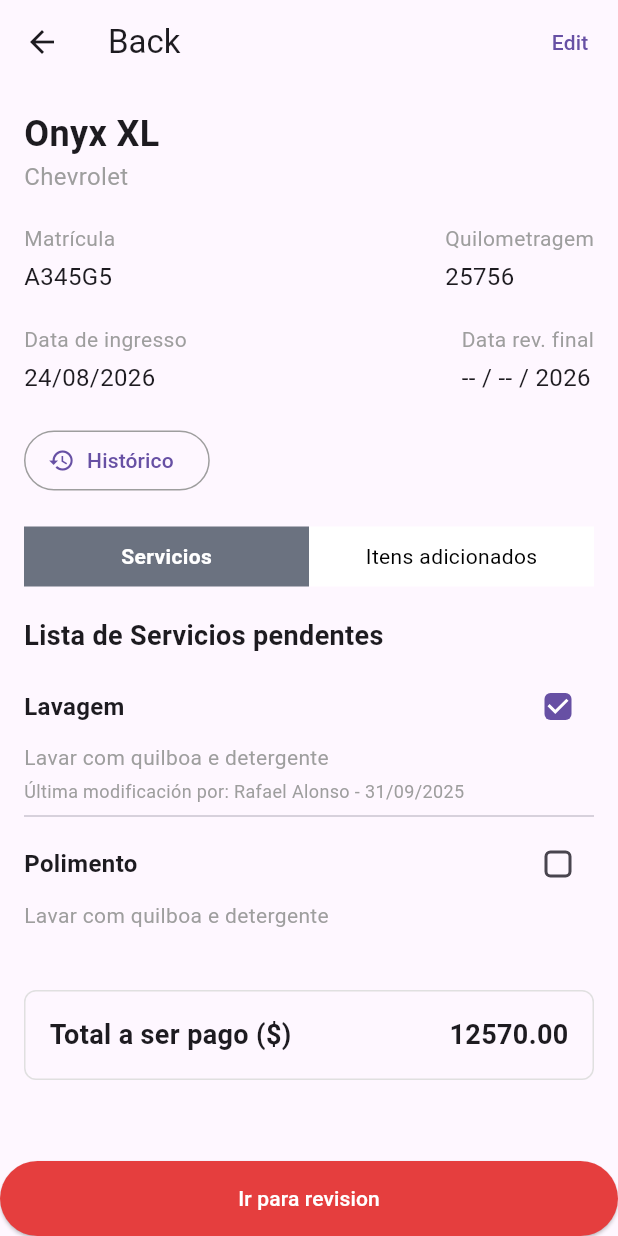
After one commit to jeancariolato/dsa_app_taller, a Flutter app: the DetalhesServicoPage screen opened directly, on a phone screen of 412 x 824 dp. The commit adds this screen. Run offline on Flutter 3.47's test engine with Material 3 defaults, Android fonts, the light colour scheme and no system bars.

Commit message:
inserindo tela de detalhes de atendimento

```diff
--- a/lib/views/homepage.dart
+++ b/lib/views/homepage.dart
@@ -1,4 +1,5 @@
 import 'package:flutter/material.dart';
+import 'tela_detalhes_servico.dart';
 
 class HomePage extends StatefulWidget {
   const HomePage({super.key});
@@ -163,7 +164,14 @@
                 itemCount: _vehicles.length,
                 itemBuilder: (context, index) {
                   final vehicle = _vehicles[index];
-                  return Container(
+                  return GestureDetector(
+                    onTap: () {
+                      Navigator.push(
+                        context,
+                        MaterialPageRoute(builder: (context) => const DetalhesServicoPage()),
+                      );
+                    },
+                    child: Container(
                       margin: const EdgeInsets.only(bottom: 16),
                       child: Row(
                         children: [
@@ -221,6 +229,7 @@
                           ),
                         ],
                       ),
+                    ),
                   );
                 },
               ),
--- /dev/null
+++ b/lib/views/tela_detalhes_servico.dart
@@ -0,0 +1,241 @@
+import 'package:flutter/material.dart';
+
+class DetalhesServicoPage extends StatelessWidget {
+  const DetalhesServicoPage({super.key});
+
+  @override
+  Widget build(BuildContext context) {
+    return Scaffold(
+      appBar: AppBar(
+        leading: IconButton(
+          icon: const Icon(Icons.arrow_back),
+          onPressed: () => Navigator.pop(context),
+        ),
+        title: const Text('Back'),
+        actions: [
+          TextButton(
+            onPressed: () {},
+            child: const Text('Edit'),
+          ),
+        ],
+      ),
+      body: SingleChildScrollView(
+        child: Padding(
+          padding: const EdgeInsets.all(16.0),
+          child: Column(
+            crossAxisAlignment: CrossAxisAlignment.start,
+            children: [
+              const Text(
+                'Onyx XL',
+                style: TextStyle(
+                  fontSize: 24,
+                  fontWeight: FontWeight.bold,
+                ),
+              ),
+              const Text(
+                'Chevrolet',
+                style: TextStyle(
+                  fontSize: 16,
+                  color: Colors.grey,
+                ),
+              ),
+              const SizedBox(height: 20),
+              Row(
+                mainAxisAlignment: MainAxisAlignment.spaceBetween,
+                children: [
+                  _buildInfoColumn('Matrícula', 'A345G5'),
+                  _buildInfoColumn('Quilometragem', '25756'),
+                ],
+              ),
+              const SizedBox(height: 20),
+              Row(
+                mainAxisAlignment: MainAxisAlignment.spaceBetween,
+                children: [
+                  _buildInfoColumn('Data de ingresso', '24/08/2026'),
+                  _buildInfoColumn('Data rev. final', '-- / -- / 2026'),
+                ],
+              ),
+              const SizedBox(height: 20),
+              OutlinedButton.icon(
+                onPressed: () {},
+                icon: const Icon(Icons.history),
+                label: const Text('Histórico'),
+                style: OutlinedButton.styleFrom(
+                  side: const BorderSide(color: Colors.grey),
+                  shape: RoundedRectangleBorder(
+                    borderRadius: BorderRadius.circular(20),
+                  ),
+                ),
+              ),
+              const SizedBox(height: 20),
+              _buildTabBar(),
+              const SizedBox(height: 20),
+              const Text(
+                'Lista de Servicios pendentes',
+                style: TextStyle(
+                  fontSize: 18,
+                  fontWeight: FontWeight.bold,
+                ),
+              ),
+              const SizedBox(height: 10),
+              _buildServiceItem(
+                'Lavagem',
+                'Lavar com quilboa e detergente',
+                'Última modificación por: Rafael Alonso - 31/09/2025',
+                true,
+              ),
+              const Divider(),
+              _buildServiceItem(
+                'Polimento',
+                'Lavar com quilboa e detergente',
+                '',
+                false,
+              ),
+              const SizedBox(height: 40),
+              Container(
+                padding: const EdgeInsets.all(16),
+                decoration: BoxDecoration(
+                  border: Border.all(color: Colors.grey.shade300),
+                  borderRadius: BorderRadius.circular(8),
+                ),
+                child: Row(
+                  mainAxisAlignment: MainAxisAlignment.spaceBetween,
+                  children: const [
+                    Text(
+                      'Total a ser pago (\$)',
+                      style: TextStyle(
+                        fontSize: 18,
+                        fontWeight: FontWeight.bold,
+                      ),
+                    ),
+                    Text(
+                      '12570.00',
+                      style: TextStyle(
+                        fontSize: 18,
+                        fontWeight: FontWeight.bold,
+                      ),
+                    ),
+                  ],
+                ),
+              ),
+            ],
+          ),
+        ),
+      ),
+      bottomNavigationBar: Container(
+        width: double.infinity,
+        height: 50,
+        child: ElevatedButton(
+          onPressed: () {},
+          style: ElevatedButton.styleFrom(
+            backgroundColor: const Color(0xFFE53E3E),
+            foregroundColor: Colors.white,
+          ),
+          child: const Text('Ir para revision'),
+        ),
+      ),
+    );
+  }
+
+  Widget _buildInfoColumn(String title, String value) {
+    return Column(
+      crossAxisAlignment: CrossAxisAlignment.start,
+      children: [
+        Text(
+          title,
+          style: const TextStyle(
+            fontSize: 14,
+            color: Colors.grey,
+          ),
+        ),
+        const SizedBox(height: 4),
+        Text(
+          value,
+          style: const TextStyle(
+            fontSize: 16,
+          ),
+        ),
+      ],
+    );
+  }
+
+  Widget _buildTabBar() {
+    return Row(
+      children: [
+        Expanded(
+          child: Container(
+            height: 40,
+            color: const Color(0xFF6B7280),
+            alignment: Alignment.center,
+            child: const Text(
+              'Servicios',
+              style: TextStyle(
+                color: Colors.white,
+                fontWeight: FontWeight.bold,
+              ),
+            ),
+          ),
+        ),
+        Expanded(
+          child: Container(
+            height: 40,
+            color: Colors.white,
+            alignment: Alignment.center,
+            child: const Text(
+              'Itens adicionados',
+              style: TextStyle(
+                color: Colors.black,
+              ),
+            ),
+          ),
+        ),
+      ],
+    );
+  }
+
+  Widget _buildServiceItem(
+      String title, String description, String modificationInfo, bool isChecked) {
+    return Column(
+      crossAxisAlignment: CrossAxisAlignment.start,
+      children: [
+        Row(
+          mainAxisAlignment: MainAxisAlignment.spaceBetween,
+          children: [
+            Text(
+              title,
+              style: const TextStyle(
+                fontSize: 16,
+                fontWeight: FontWeight.bold,
+              ),
+            ),
+            Checkbox(
+              value: isChecked,
+              onChanged: (value) {},
+              shape: RoundedRectangleBorder(
+                borderRadius: BorderRadius.circular(4),
+              ),
+            ),
+          ],
+        ),
+        Text(
+          description,
+          style: const TextStyle(
+            fontSize: 14,
+            color: Colors.grey,
+          ),
+        ),
+        if (modificationInfo.isNotEmpty)
+          Padding(
+            padding: const EdgeInsets.only(top: 4),
+            child: Text(
+              modificationInfo,
+              style: const TextStyle(
+                fontSize: 12,
+                color: Colors.grey,
+              ),
+            ),
+          ),
+      ],
+    );
+  }
+}
```
Also changed, not shown: pubspec.lock. Lines whose indentation alone changed are shown as unchanged.
